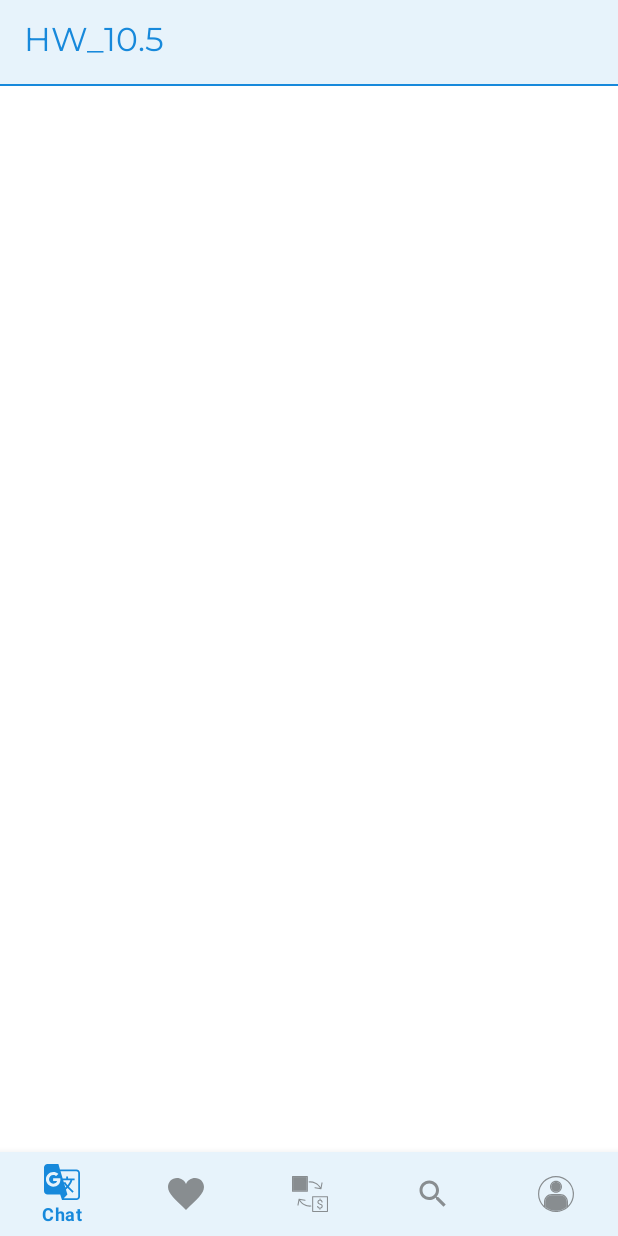
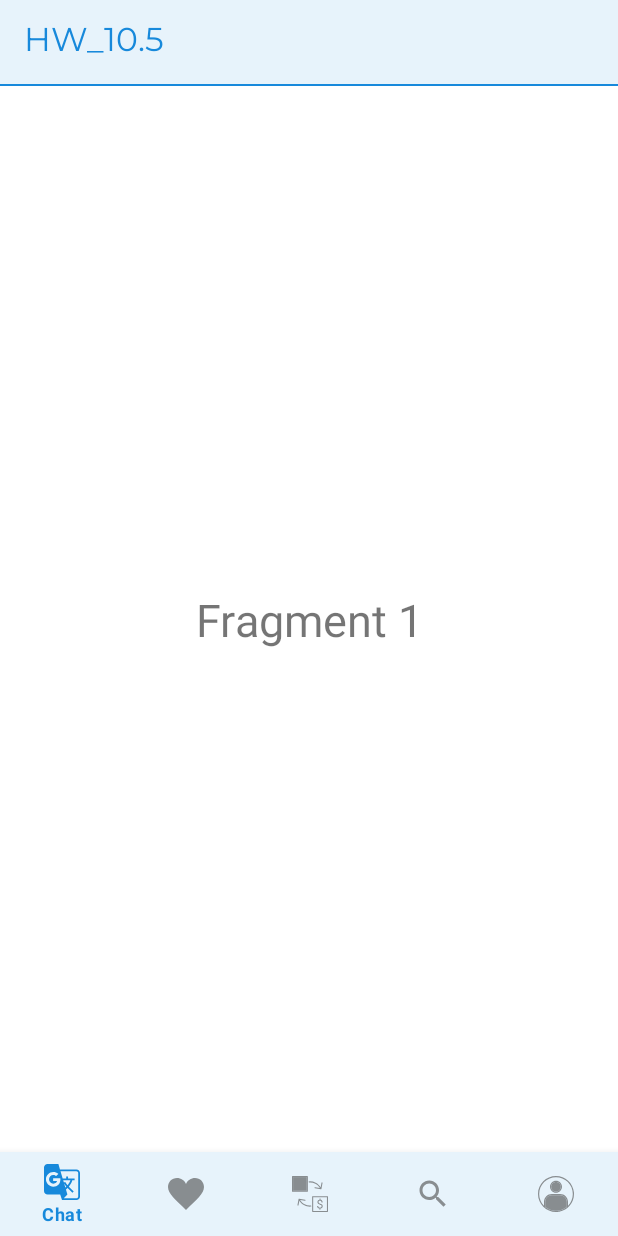
Before and after one commit to krymov-d/HW_10.5, an Android app: the SecondActivity screen opened directly, with no data from a screen before it, on a phone screen of 412 x 824 dp. Run offline under Robolectric (Android 15) with nearby library versions, the phone set to English and light mode, and no system bars; our stand-ins replace navigation-ui; Roboto replaces fonts that are not available here.

Commit message:
Added NavHostFragment, created NavGraph with previous fragments, changed BNV functionality

```diff
--- a/app/src/main/java/kz/kd/hw_105/SecondActivity.kt
+++ b/app/src/main/java/kz/kd/hw_105/SecondActivity.kt
@@ -3,6 +3,10 @@ package kz.kd.hw_105
 import android.os.Bundle
 import androidx.appcompat.app.AppCompatActivity
 import androidx.appcompat.widget.Toolbar
+import androidx.navigation.NavController
+import androidx.navigation.fragment.NavHostFragment
+import androidx.navigation.ui.onNavDestinationSelected
+import androidx.navigation.ui.setupWithNavController
 import com.google.android.material.bottomnavigation.BottomNavigationView
 import kz.kd.hw_105.account.FragmentAccount
 import kz.kd.hw_105.convertor.FragmentConvertor
@@ -11,11 +15,15 @@ import kz.kd.hw_105.favorites.FragmentFavorites
 class SecondActivity : AppCompatActivity(R.layout.activity_second) {
 
     private lateinit var tbSecondActivity: Toolbar
+    private lateinit var navHostFragmentSecondActivity: NavHostFragment
+    private lateinit var navControllerSecondActivity: NavController
+    private lateinit var bnvSecondActivity: BottomNavigationView
 
     override fun onCreate(savedInstanceState: Bundle?) {
         super.onCreate(savedInstanceState)
 
         initToolBar()
+        initNavigationHost()
         initBottomNavigationBar()
     }
 
@@ -24,43 +32,40 @@ class SecondActivity : AppCompatActivity(R.layout.activity_second) {
         setSupportActionBar(tbSecondActivity)
     }
 
+    private fun initNavigationHost() {
+        navHostFragmentSecondActivity =
+            supportFragmentManager.findFragmentById(R.id.nav_host_fragment) as NavHostFragment
+        navControllerSecondActivity = navHostFragmentSecondActivity.navController
+    }
+
     private fun initBottomNavigationBar() {
-        val bnvSecondActivity: BottomNavigationView = findViewById(R.id.bnv_second_activity)
+        bnvSecondActivity = findViewById(R.id.bnv_second_activity)
+        bnvSecondActivity.setupWithNavController(navControllerSecondActivity)
         bnvSecondActivity.setOnItemSelectedListener {
             when (it.itemId) {
                 R.id.menu_bnv_chat -> {
                     tbSecondActivity.title = "Chat"
-                    supportFragmentManager.beginTransaction()
-                        .replace(R.id.fl_second_activity, FragmentChat(), "Fragment Chat")
-                        .commit()
+                    navControllerSecondActivity.navigate(R.id.fragmentChat)
                     true
                 }
                 R.id.menu_bnv_favorites -> {
                     tbSecondActivity.title = "Qyzyqty kontent"
-                    supportFragmentManager.beginTransaction()
-                        .replace(R.id.fl_second_activity, FragmentFavorites(), "Fragment Favorites")
-                        .commit()
+                    navControllerSecondActivity.navigate(R.id.fragmentFavorites)
                     true
                 }
                 R.id.menu_bnv_convertor -> {
                     tbSecondActivity.title = "Convertor"
-                    supportFragmentManager.beginTransaction()
-                        .replace(R.id.fl_second_activity, FragmentConvertor(), "Fragment Convertor")
-                        .commit()
+                    navControllerSecondActivity.navigate(R.id.fragmentConvertor)
                     true
                 }
                 R.id.menu_bnv_search -> {
                     tbSecondActivity.title = "Search"
-                    supportFragmentManager.beginTransaction()
-                        .replace(R.id.fl_second_activity, FragmentSearch(), "Fragment Search")
-                        .commit()
+                    navControllerSecondActivity.navigate(R.id.fragmentSearch)
                     true
                 }
                 R.id.menu_bnv_account -> {
                     tbSecondActivity.title = "Account"
-                    supportFragmentManager.beginTransaction()
-                        .replace(R.id.fl_second_activity, FragmentAccount(), "Fragment Account")
-                        .commit()
+                    navControllerSecondActivity.navigate(R.id.fragmentAccount)
                     true
                 }
                 else -> false
--- a/app/src/main/res/layout/activity_second.xml
+++ b/app/src/main/res/layout/activity_second.xml
@@ -10,10 +10,11 @@
         android:layout_height="wrap_content"
         android:orientation="vertical"
 
-        app:layout_constraintBottom_toTopOf="@id/fl_second_activity"
+        app:layout_constraintBottom_toBottomOf="parent"
         app:layout_constraintEnd_toEndOf="parent"
         app:layout_constraintStart_toStartOf="parent"
-        app:layout_constraintTop_toTopOf="parent">
+        app:layout_constraintTop_toTopOf="parent"
+        app:layout_constraintVertical_bias="0">
 
         <include
             android:id="@+id/tb_second_activity"
@@ -32,15 +33,17 @@
             android:background="@color/btn_text_color" />
     </androidx.appcompat.widget.LinearLayoutCompat>
 
-    <FrameLayout
-        android:id="@+id/fl_second_activity"
-        android:layout_width="match_parent"
+    <androidx.fragment.app.FragmentContainerView
+        android:id="@+id/nav_host_fragment"
+        android:name="androidx.navigation.fragment.NavHostFragment"
+        android:layout_width="0dp"
         android:layout_height="0dp"
+        app:defaultNavHost="true"
         app:layout_constraintBottom_toTopOf="@id/bnv_second_activity"
         app:layout_constraintEnd_toEndOf="parent"
         app:layout_constraintStart_toStartOf="parent"
         app:layout_constraintTop_toBottomOf="@id/tb_ll_second_activity"
-        app:layout_constraintVertical_weight="1" />
+        app:navGraph="@navigation/nav_graph_second" />
 
     <com.google.android.material.bottomnavigation.BottomNavigationView
         android:id="@+id/bnv_second_activity"
@@ -53,7 +56,8 @@
         app:layout_constraintBottom_toBottomOf="parent"
         app:layout_constraintEnd_toEndOf="parent"
         app:layout_constraintStart_toStartOf="parent"
-        app:layout_constraintTop_toBottomOf="@id/fl_second_activity"
+        app:layout_constraintTop_toTopOf="parent"
+        app:layout_constraintVertical_bias="1"
         app:menu="@menu/menu_bnv_second_activity" />
 
 </androidx.constraintlayout.widget.ConstraintLayout>
--- /dev/null
+++ b/app/src/main/res/navigation/nav_graph_second.xml
@@ -0,0 +1,33 @@
+<?xml version="1.0" encoding="utf-8"?>
+<navigation xmlns:android="http://schemas.android.com/apk/res/android"
+    xmlns:app="http://schemas.android.com/apk/res-auto"
+    xmlns:tools="http://schemas.android.com/tools"
+    android:id="@+id/nav_graph_second"
+    app:startDestination="@id/fragmentChat">
+
+    <fragment
+        android:id="@+id/fragmentChat"
+        android:name="kz.kd.hw_105.FragmentChat"
+        android:label="FragmentChat"
+        tools:layout="@layout/fragment_chat"/>
+    <fragment
+        android:id="@+id/fragmentFavorites"
+        android:name="kz.kd.hw_105.favorites.FragmentFavorites"
+        android:label="FragmentFavorites"
+        tools:layout="@layout/fragment_favorites"/>
+    <fragment
+        android:id="@+id/fragmentConvertor"
+        android:name="kz.kd.hw_105.convertor.FragmentConvertor"
+        android:label="FragmentConvertor"
+        tools:layout="@layout/fragment_convertor"/>
+    <fragment
+        android:id="@+id/fragmentSearch"
+        android:name="kz.kd.hw_105.FragmentSearch"
+        android:label="FragmentSearch"
+        tools:layout="@layout/fragment_search"/>
+    <fragment
+        android:id="@+id/fragmentAccount"
+        android:name="kz.kd.hw_105.account.FragmentAccount"
+        android:label="FragmentAccount"
+        tools:layout="@layout/fragment_account"/>
+</navigation>
```
